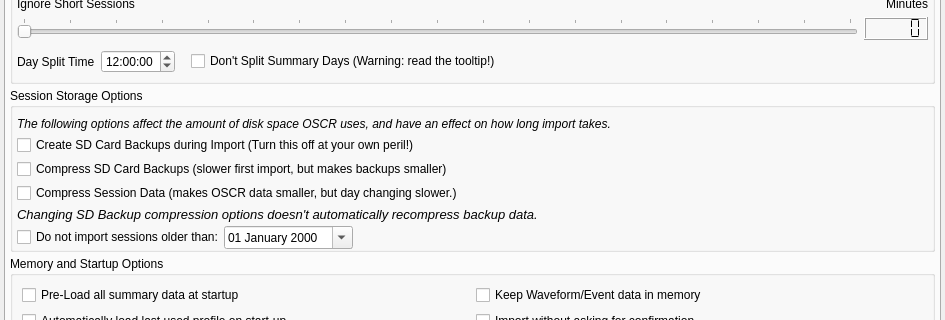
Above: oscar/preferencesdialog.ui from operativeF/oscar before the change; both pictures show x 0 to 945 and y 128 to 448 of the 945 by 721 pixel window. Below: the same form after it.
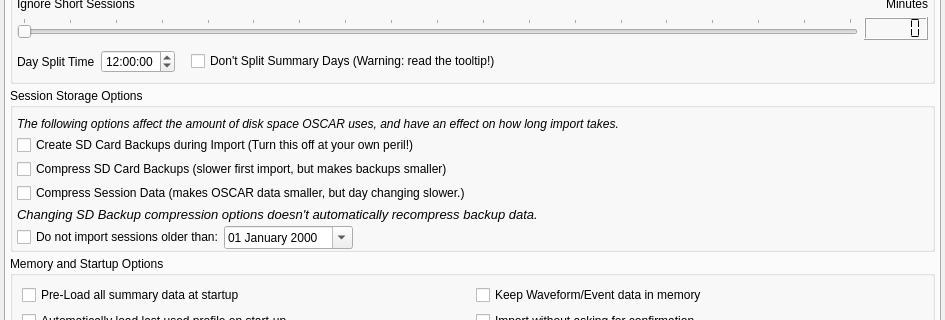
That is the form after the change. The open tabs and pages were chosen to show the change. Icons and pictures are not drawn.

Commit message: Change OSCR to OSCAR in cpp, h, ui, and html files

The edit to the form file:
```diff
--- a/oscar/preferencesdialog.ui
+++ b/oscar/preferencesdialog.ui
@@ -448,7 +448,7 @@
              </font>
             </property>
             <property name="text">
-             <string>The following options affect the amount of disk space OSCR uses, and have an effect on how long import takes.</string>
+             <string>The following options affect the amount of disk space OSCAR uses, and have an effect on how long import takes.</string>
             </property>
             <property name="wordWrap">
              <bool>true</bool>
@@ -463,7 +463,7 @@
 If you've got a new computer with a small solid state disk, this is a good option.</string>
             </property>
             <property name="text">
-             <string>Compress Session Data (makes OSCR data smaller, but day changing slower.)</string>
+             <string>Compress Session Data (makes OSCAR data smaller, but day changing slower.)</string>
             </property>
            </widget>
           </item>
```
Left out of the diff: 16 changed lines with no effect on the pictures. The commit also changes 34 other files.
